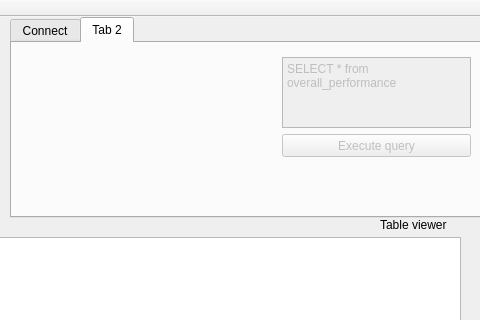
Before: the Qt Designer form mainwindow.ui in palucki/leauge-explorer, drawn with Qt 5; both pictures show x 200 to 680 and y 0 to 320 of the 680 by 516 pixel window.
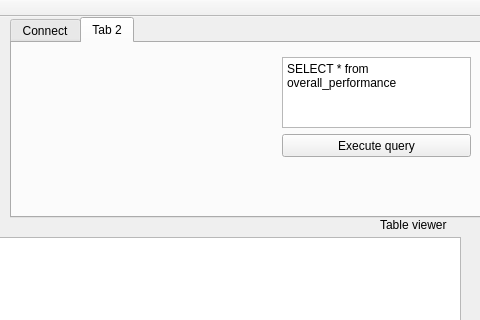
After: the same form once the commit is applied. The open tabs and pages were chosen to show the change.

Patch:
```diff
--- a/mainwindow.ui
+++ b/mainwindow.ui
@@ -226,7 +226,7 @@
      </attribute>
      <widget class="QPlainTextEdit" name="queryEditor">
       <property name="enabled">
-       <bool>false</bool>
+       <bool>true</bool>
       </property>
       <property name="geometry">
        <rect>
@@ -242,7 +242,7 @@
      </widget>
      <widget class="QPushButton" name="executeQueryButton">
       <property name="enabled">
-       <bool>false</bool>
+       <bool>true</bool>
       </property>
       <property name="geometry">
        <rect>
```
Left out of the diff: 2 changed lines with no effect on the pictures.
